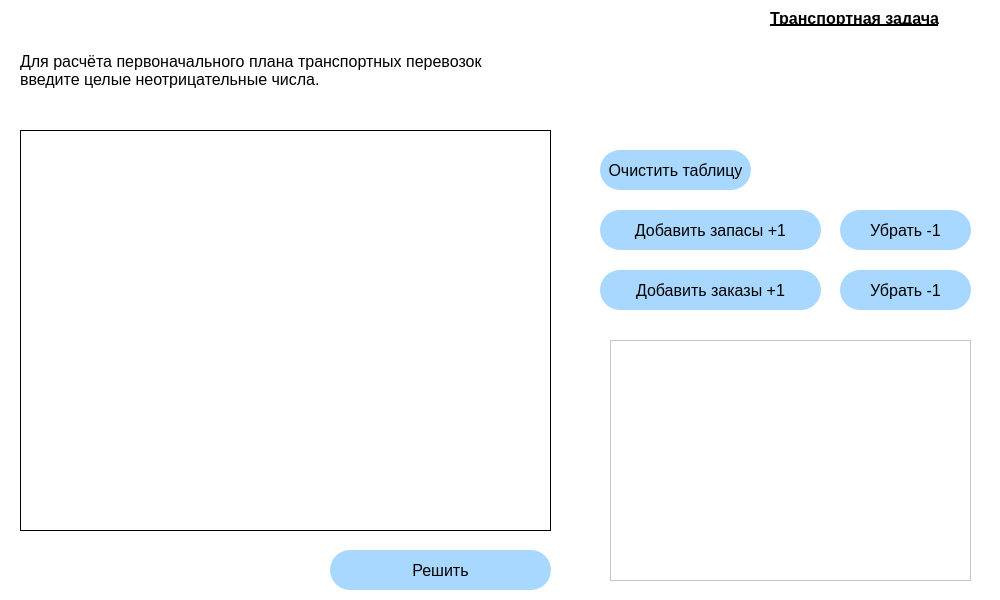
This is transport_task/widget.ui in origiboy/mai_practice as Qt 5 draws it before an edit. The edited form follows.
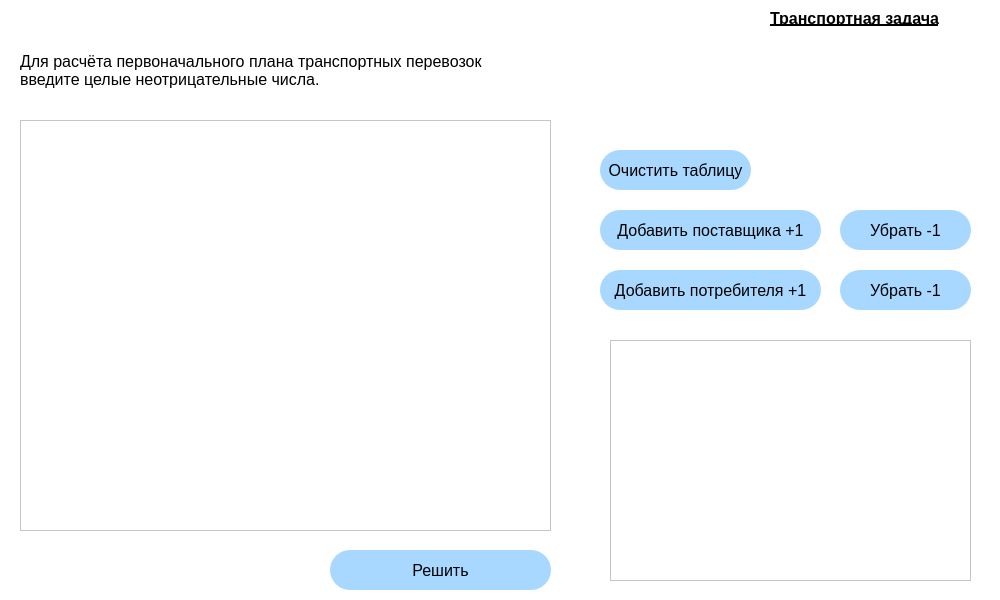
This is the edited form. Icons and pictures are not drawn. Custom widgets are drawn as their Qt base class.

```diff
--- a/transport_task/widget.ui
+++ b/transport_task/widget.ui
@@ -160,7 +160,7 @@
 </string>
    </property>
    <property name="text">
-    <string>Добавить запасы +1</string>
+    <string>Добавить поставщика +1</string>
    </property>
   </widget>
   <widget class="QPushButton" name="pushButtonAddOrders">
@@ -197,7 +197,7 @@
 </string>
    </property>
    <property name="text">
-    <string>Добавить заказы +1</string>
+    <string>Добавить потребителя +1</string>
    </property>
    <property name="checkable">
     <bool>false</bool>
@@ -283,26 +283,6 @@
     <string>Убрать -1</string>
    </property>
   </widget>
-  <widget class="QGraphicsView" name="inputTable">
-   <property name="geometry">
-    <rect>
-     <x>20</x>
-     <y>130</y>
-     <width>531</width>
-     <height>401</height>
-    </rect>
-   </property>
-   <property name="font">
-    <font>
-     <family>Segoe UI</family>
-     <pointsize>10</pointsize>
-     <strikeout>false</strikeout>
-    </font>
-   </property>
-   <property name="styleSheet">
-    <string notr="true">border: 1px solid black;</string>
-   </property>
-  </widget>
   <widget class="QPushButton" name="pushButtonSolve">
    <property name="geometry">
     <rect>
@@ -359,6 +339,16 @@
     </rect>
    </property>
   </widget>
+  <widget class="QTableWidget" name="inputTable">
+   <property name="geometry">
+    <rect>
+     <x>20</x>
+     <y>120</y>
+     <width>531</width>
+     <height>411</height>
+    </rect>
+   </property>
+  </widget>
  </widget>
  <customwidgets>
   <customwidget>
```
